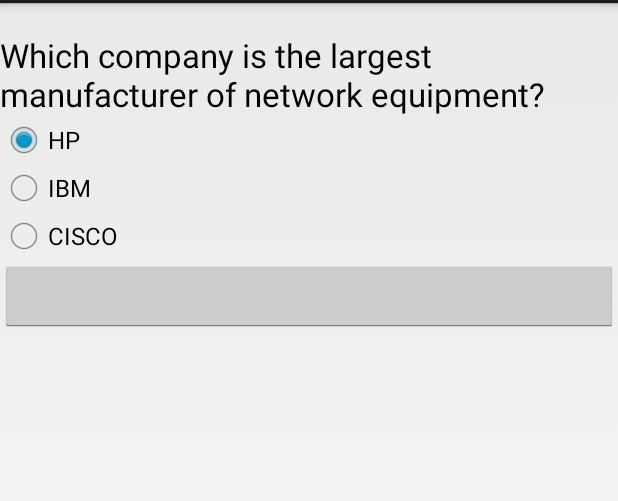
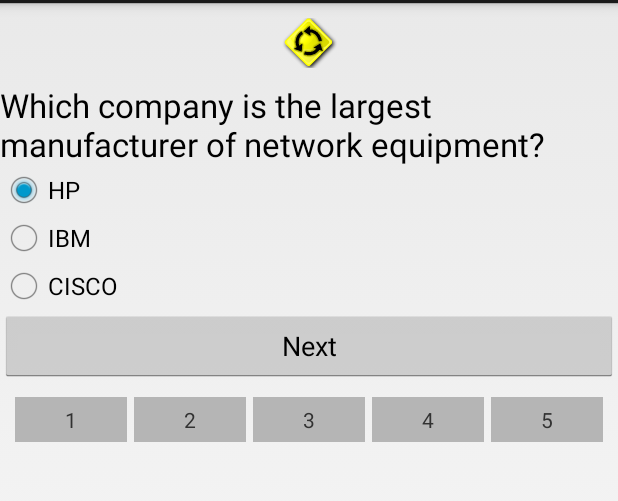
Before and after one commit to rimatik/DrivingSchool-mobile, an Android app: the screen it shows after launch (QuizActivity), after a tap on an icon or button, on a phone screen of 412 x 824 dp, the part 69-570 px from its top. Run offline under Robolectric (Android 15) with nearby library versions, the phone set to English and light mode, and no system bars.

Commit message:
added pictures and question numbers

```diff
--- /dev/null
+++ b/app/src/main/java/com/slaven/radja/autoskola/helpers/DisplayHelper.java
@@ -0,0 +1,19 @@
+package com.slaven.radja.autoskola.helpers;
+
+import android.content.Context;
+import android.content.res.Resources;
+import android.util.TypedValue;
+
+/**
+ * Created by fgrbac on 09/08/14.
+ */
+public class DisplayHelper {
+
+    public static int getDpToPx(Context context, int dp) {
+
+        Resources r = context.getResources();
+        return (int) TypedValue
+                .applyDimension(TypedValue.COMPLEX_UNIT_DIP, dp, r.getDisplayMetrics());
+
+    }
+}
--- a/app/src/main/java/com/slaven/radja/autoskola/ispiti/DbHelper.java
+++ b/app/src/main/java/com/slaven/radja/autoskola/ispiti/DbHelper.java
@@ -12,6 +12,10 @@ import android.content.Context;
 import android.database.Cursor;
 import android.database.sqlite.SQLiteDatabase;
 import android.database.sqlite.SQLiteOpenHelper;
+import android.util.Log;
+
+import com.slaven.radja.autoskola.R;
+
 public class DbHelper extends SQLiteOpenHelper {
     private static final int DATABASE_VERSION = 1;
     // Database Name
@@ -25,6 +29,8 @@ public class DbHelper extends SQLiteOpenHelper {
     private static final String KEY_OPTA= "opta"; //option a
     private static final String KEY_OPTB= "optb"; //option b
     private static final String KEY_OPTC= "optc"; //option c
+    private static final String KEY_IMAGE_ID = "image_id";
+    private static final String KEY_HAS_IMAGE = "has_image";
     private SQLiteDatabase dbase;
     public DbHelper(Context context) {
         super(context, DATABASE_NAME, null, DATABASE_VERSION);
@@ -35,21 +41,23 @@ public class DbHelper extends SQLiteOpenHelper {
         String sql = "CREATE TABLE IF NOT EXISTS " + TABLE_QUEST + " ( "
                 + KEY_ID + " INTEGER PRIMARY KEY AUTOINCREMENT, " + KEY_QUES
                 + " TEXT, " + KEY_ANSWER+ " TEXT, "+KEY_OPTA +" TEXT, "
-                +KEY_OPTB +" TEXT, "+KEY_OPTC+" TEXT )";
+                +KEY_OPTB +" TEXT, "+KEY_OPTC+" TEXT, " + KEY_IMAGE_ID + " INTEGER, " + KEY_HAS_IMAGE + " INTEGER) ";
+        Log.e("FRANCO", sql);
         db.execSQL(sql);
         addQuestions();
 //db.close();
     }
     private void addQuestions()
     {
+
         Question q1=new Question("Which company is the largest manufacturer" +
-                " of network equipment?","HP", "IBM", "CISCO", "C");
+                " of network equipment?","HP", "IBM", "CISCO", "C", R.drawable.kruznitok_icon, true);
         this.addQuestion(q1);
         Question q2=new Question("Which of the following is NOT " +
                 "an operating system?", "SuSe", "BIOS", "DOS", "B");
         this.addQuestion(q2);
         Question q3=new Question("Which of the following is the fastest" +
-                " writable memory?","RAM", "FLASH","Register","C");
+                " writable memory?","RAM", "FLASH","Register","C", R.drawable.crossroad_icon, true);
         this.addQuestion(q3);
         Question q4=new Question("Which of the following device" +
                 " regulates internet traffic?",    "Router", "Bridge", "Hub","A");
@@ -74,6 +82,8 @@ public class DbHelper extends SQLiteOpenHelper {
         values.put(KEY_OPTA, quest.getOPTA());
         values.put(KEY_OPTB, quest.getOPTB());
         values.put(KEY_OPTC, quest.getOPTC());
+        values.put(KEY_IMAGE_ID, quest.getImg_ID());
+        values.put(KEY_HAS_IMAGE, quest.hasImage() ? 1 : 0);
 
 // Inserting Row
         dbase.insert(TABLE_QUEST, null, values);
@@ -81,7 +91,7 @@ public class DbHelper extends SQLiteOpenHelper {
     public List<Question> getAllQuestions() {
         List<Question> quesList = new ArrayList<Question>();
 // Select All Query
-        String selectQuery = "SELECT  * FROM " + TABLE_QUEST;
+        String selectQuery = "SELECT * FROM " + TABLE_QUEST;
         dbase=this.getReadableDatabase();
         Cursor cursor = dbase.rawQuery(selectQuery, null);
 // looping through all rows and adding to list
@@ -94,6 +104,8 @@ public class DbHelper extends SQLiteOpenHelper {
                 quest.setOPTA(cursor.getString(3));
                 quest.setOPTB(cursor.getString(4));
                 quest.setOPTC(cursor.getString(5));
+                quest.setImg_ID(cursor.getInt(6));
+                quest.setHasImage(cursor.getInt(7) == 1);
                 quesList.add(quest);
             } while (cursor.moveToNext());
         }
--- a/app/src/main/java/com/slaven/radja/autoskola/ispiti/Question.java
+++ b/app/src/main/java/com/slaven/radja/autoskola/ispiti/Question.java
@@ -11,8 +11,7 @@ public class Question {
     private String OPTB;
     private String OPTC;
     private String ANSWER;
-    private String img_ID;
-    // za pitanja koja ti imaju sliku u kontruktoru postavi ovo polje na true
+    private int img_ID;
     private boolean hasImage;
 
 
@@ -24,10 +23,12 @@ public class Question {
         OPTB="";
         OPTC="";
         ANSWER="";
+        img_ID = 0;
+        hasImage = false;
 
     }
     public Question(String qUESTION, String oPTA, String oPTB, String oPTC,
-                    String aNSWER,String id_Image, boolean hasImage)
+                    String aNSWER, int id_Image, boolean hasImage)
     {
         QUESTION = qUESTION;
         OPTA = oPTA;
@@ -84,10 +85,10 @@ public class Question {
     public void setANSWER(String aNSWER) {
         ANSWER = aNSWER;
     }
-    public void setImg_ID(String img_ID) { this.img_ID = img_ID;}
-    public String getImg_ID() { return img_ID;}
+    public void setImg_ID(int img_ID) { this.img_ID = img_ID;}
+    public int getImg_ID() { return img_ID;}
 
-    public boolean isHasImage() {
+    public boolean hasImage() {
         return hasImage;
     }
 
--- a/app/src/main/java/com/slaven/radja/autoskola/ispiti/QuizActivity.java
+++ b/app/src/main/java/com/slaven/radja/autoskola/ispiti/QuizActivity.java
@@ -9,15 +9,19 @@ import android.content.Intent;
 import android.os.Bundle;
 import android.app.Activity;
 import android.util.Log;
+import android.view.Gravity;
 import android.view.Menu;
 import android.view.View;
+import android.view.ViewGroup;
 import android.widget.Button;
 import android.widget.ImageView;
+import android.widget.LinearLayout;
 import android.widget.RadioButton;
 import android.widget.RadioGroup;
 import android.widget.TextView;
 
 import com.slaven.radja.autoskola.R;
+import com.slaven.radja.autoskola.helpers.DisplayHelper;
 
 public class QuizActivity extends Activity implements View.OnClickListener{
     List<Question> quesList;
@@ -27,6 +31,8 @@ public class QuizActivity extends Activity implements View.OnClickListener{
     TextView txtQuestion;
     RadioButton rda, rdb, rdc;
     Button butNext;
+    ImageView questionImage;
+    LinearLayout questionPicker;
 
 
     @Override
@@ -41,7 +47,10 @@ public class QuizActivity extends Activity implements View.OnClickListener{
         rdb = (RadioButton) findViewById(R.id.radio1);
         rdc = (RadioButton) findViewById(R.id.radio2);
         butNext = (Button) findViewById(R.id.bNext);
+        questionImage = (ImageView) findViewById(R.id.iv_question_image);
+        questionPicker = (LinearLayout) findViewById(R.id.ll_question_picker);
         setQuestionView();
+        setQuestionPicker();
 
         butNext.setOnClickListener(new View.OnClickListener() {
             @Override
@@ -71,6 +80,29 @@ public class QuizActivity extends Activity implements View.OnClickListener{
 
 
     }
+
+    private void setQuestionPicker() {
+        LinearLayout.LayoutParams params = new LinearLayout.LayoutParams(0 , DisplayHelper.getDpToPx(this, 30));
+        params.weight = 1;
+        params.rightMargin = DisplayHelper.getDpToPx(this, 5);
+        for(int i = 0; i < quesList.size(); i++) {
+            final TextView textView = new TextView(this);
+            final int position = i;
+            textView.setText(Integer.toString(i + 1));
+            textView.setGravity(Gravity.CENTER_HORIZONTAL | Gravity.CENTER_VERTICAL);
+            textView.setBackgroundColor(getResources().getColor(R.color.light_gray));
+            textView.setOnClickListener(new View.OnClickListener() {
+                @Override
+                public void onClick(View view) {
+                    currentQ = quesList.get(position);
+                    qid = position;
+                    setQuestionView();
+                }
+            });
+            questionPicker.addView(textView, params);
+        }
+    }
+
     @Override
     public boolean onCreateOptionsMenu(Menu menu) {
 // Inflate the menu; this adds items to the action bar if it is present.
@@ -83,6 +115,12 @@ public class QuizActivity extends Activity implements View.OnClickListener{
         rda.setText(currentQ.getOPTA());
         rdb.setText(currentQ.getOPTB());
         rdc.setText(currentQ.getOPTC());
+        if (currentQ.hasImage()) {
+            questionImage.setImageResource(currentQ.getImg_ID());
+            questionImage.setVisibility(View.VISIBLE);
+        } else {
+            questionImage.setVisibility(View.GONE);
+        }
         qid++;
   }
 
--- a/app/src/main/res/layout/activity_quiz.xml
+++ b/app/src/main/res/layout/activity_quiz.xml
@@ -8,8 +8,9 @@
         android:layout_width="wrap_content"
         android:layout_height="wrap_content"
         android:id="@+id/iv_question_image"
-        android:layout_marginBottom="20dp"
-        android:layout_centerHorizontal="true"/>
+        android:layout_marginTop="10dp"
+        android:layout_marginBottom="10dp"
+        android:layout_centerHorizontal="true" />
 
     <LinearLayout
         android:layout_width="match_parent"
@@ -54,8 +55,20 @@
                 android:id="@+id/bNext"
                 android:layout_width="match_parent"
                 android:layout_height="wrap_content"
-                tools:text="Next" />
+                android:text="Next" />
         </RadioGroup>
     </LinearLayout>
 
+    <LinearLayout
+        android:layout_width="match_parent"
+        android:layout_marginTop="10dp"
+        android:layout_marginLeft="10dp"
+        android:layout_marginRight="5dp"
+        android:orientation="horizontal"
+        android:id="@+id/ll_question_picker"
+        android:layout_below="@+id/ll_question_wrapper"
+        android:layout_height="wrap_content">
+
+    </LinearLayout>
+
 </RelativeLayout>
--- a/app/src/main/res/values/color.xml
+++ b/app/src/main/res/values/color.xml
@@ -1,4 +1,5 @@
 <?xml version="1.0" encoding="utf-8"?>
 <resources>
     <color name="blue">#11AFE3</color>
+    <color name="light_gray">#B5B5B5</color>
 </resources>
```
